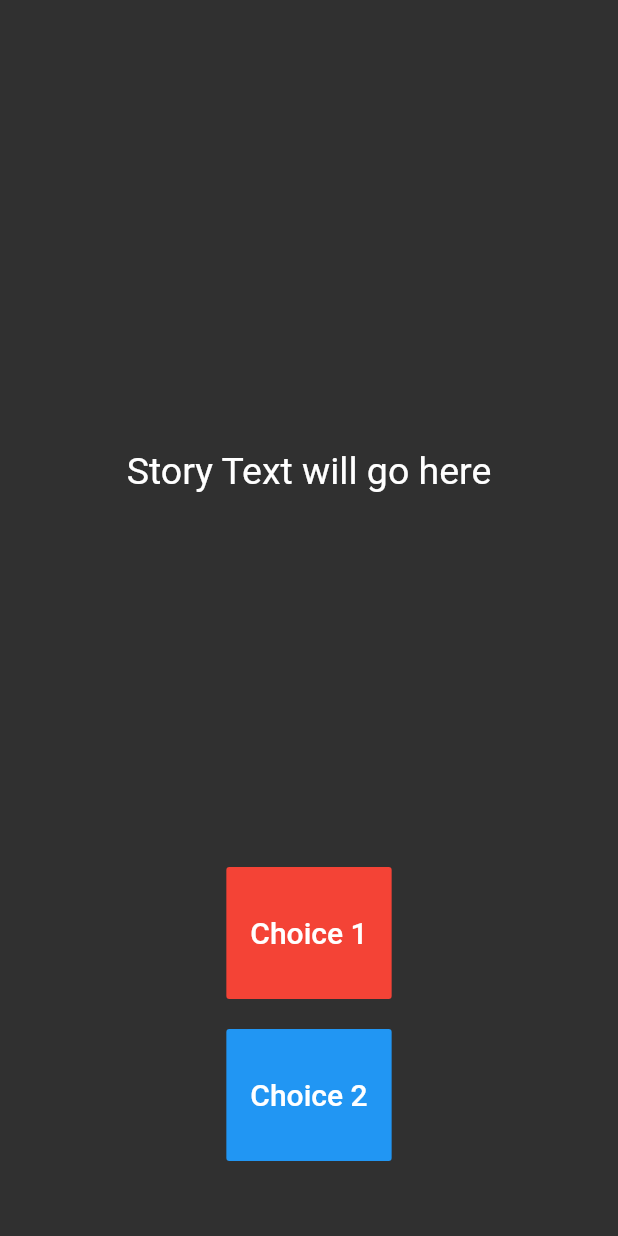
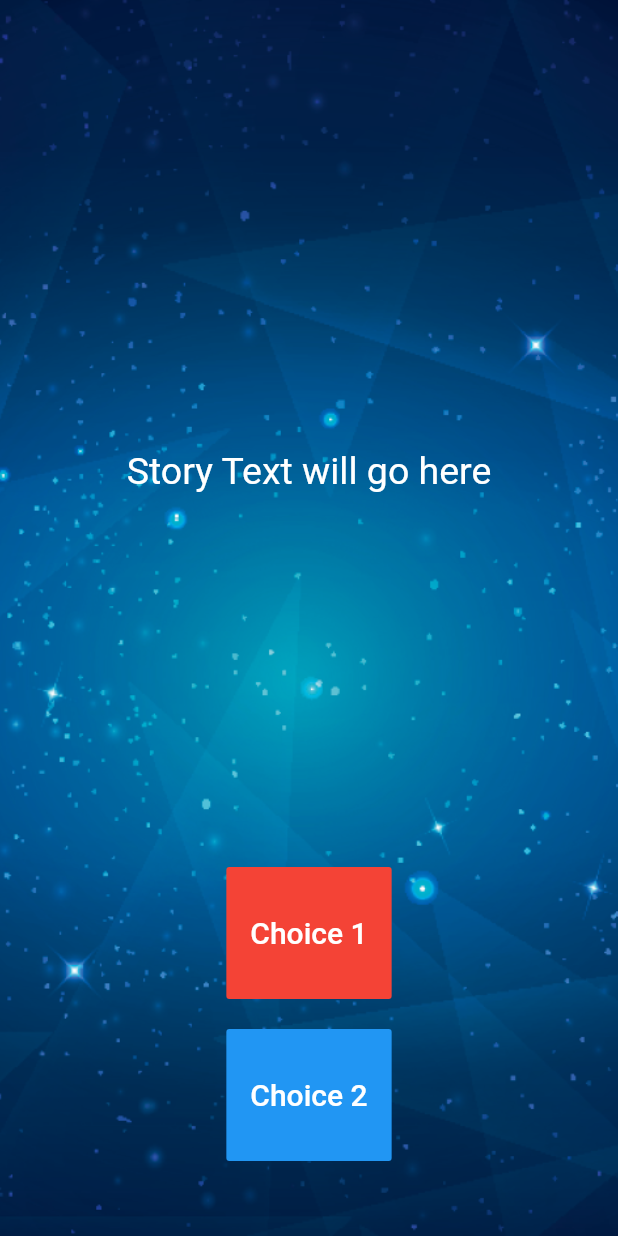
Before and after one commit to muhammad-hamza-shahid/pak_destini, a Flutter app: the screen it shows after launch, on a phone screen of 412 x 824 dp. Run offline on Flutter 3.47's test engine with Material 2 defaults, Android fonts, the phone set to English and light mode, and no system bars.

Commit message:
TODO added

```diff
--- a/lib/main.dart
+++ b/lib/main.dart
@@ -27,7 +27,11 @@
   Widget build(BuildContext context) {
     return Scaffold(
       body: Container(
-        //TODO: Step 1 - Add background.png to this Container as a background image.
+
+        decoration: new BoxDecoration(
+          image: new DecorationImage(image: new AssetImage('images/background.png'),fit: BoxFit.cover,),
+        ),
+
 
       padding: EdgeInsets.symmetric(vertical: 50,horizontal: 50),
         constraints: BoxConstraints.expand(),
--- a/lib/story.dart
+++ b/lib/story.dart
@@ -1,5 +1,5 @@
-//TODO: Step 2 - Create a new class called Story.
+class Story {
+  String storyTitle, choice1, choice2;
 
-//TODO: Step 3 - Create 3 properties for this class, A. storyTitle to store the story text. B. choice1 to store the text for choice 1, C. choice2 to store the text for choice 2.
-
-//TODO: Step 4 - Create a Constructor for this class to be able to initialise the properties created in step 3.
+  Story({this.storyTitle, this.choice1, this.choice2});
+}
```
Also changed, not shown: lib/story_brain.dart (+34 -34 lines), images/background.png (renamed from images/background (1).png), 1 other file.
